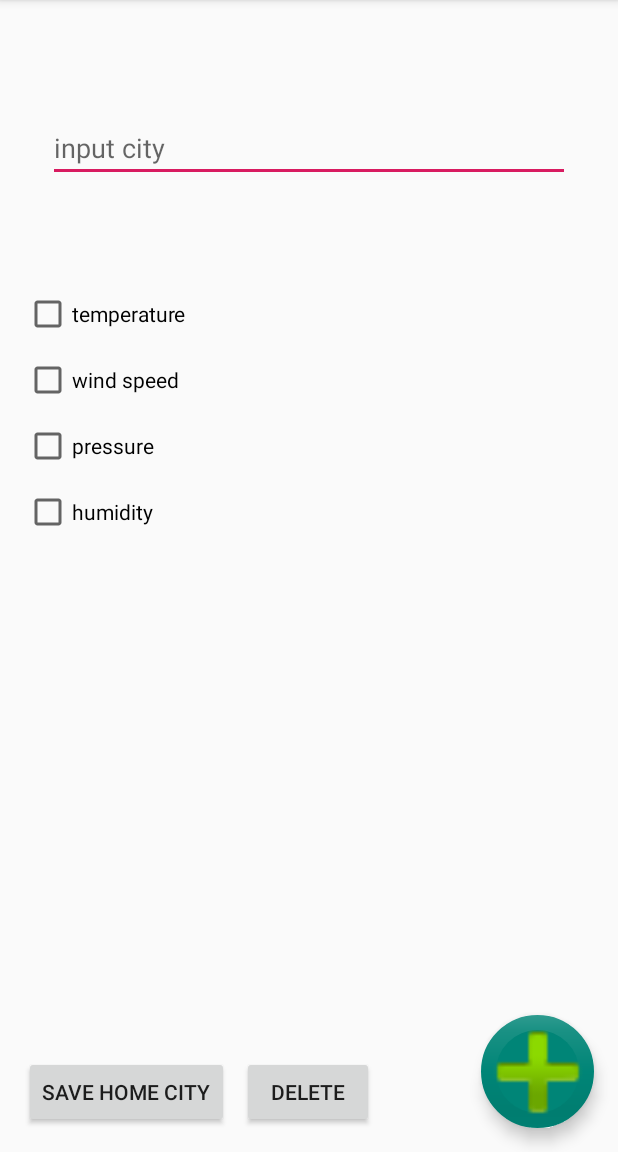
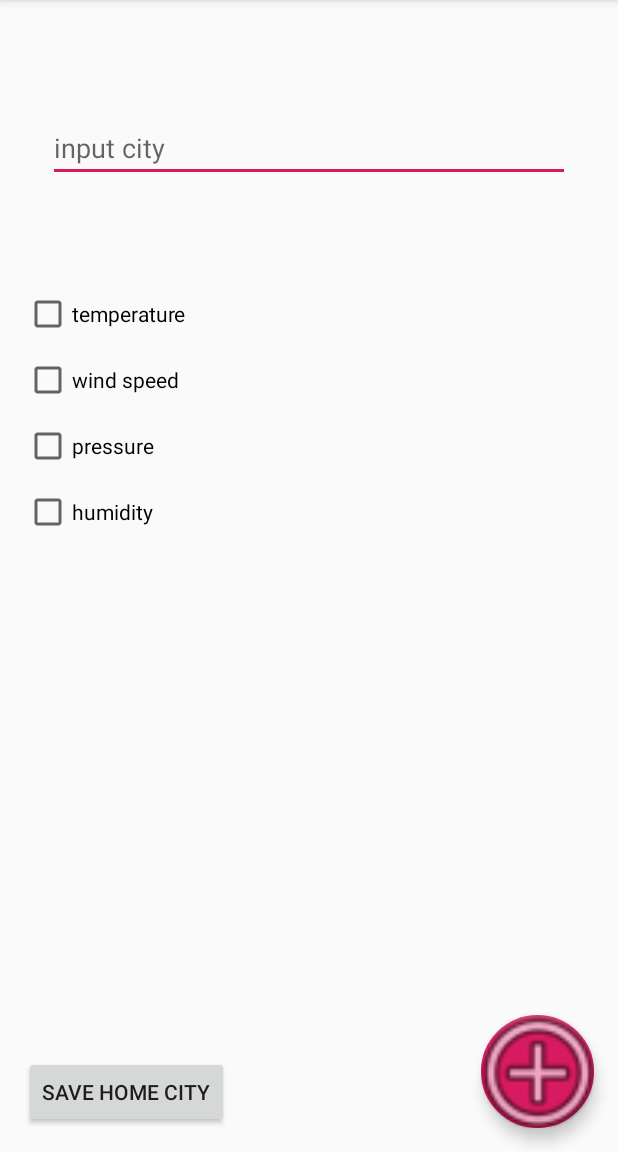
Before and after one commit to ivanbeshka/weatherApp, an Android app: the screen it shows after launch (MainActivity), on a phone screen of 412 x 824 dp, the part 84-1236 px from its top. Run offline under Robolectric (Android 15) with nearby library versions, the phone set to English and light mode, and no system bars.

Commit message:
Мелкие доработки

```diff
--- a/app/src/main/AndroidManifest.xml
+++ b/app/src/main/AndroidManifest.xml
@@ -2,6 +2,7 @@
 <manifest xmlns:android="http://schemas.android.com/apk/res/android"
     package="com.example.weatherApp">
 
+    <uses-permission android:name="android.permission.ACCESS_NETWORK_STATE" />
     <uses-permission android:name="android.permission.INTERNET"/>
 
     <application
--- a/app/src/main/java/com/example/weatherApp/MainActivity.java
+++ b/app/src/main/java/com/example/weatherApp/MainActivity.java
@@ -1,18 +1,21 @@
 package com.example.weatherApp;
 
 import android.content.BroadcastReceiver;
+
 import android.content.Context;
 import android.content.Intent;
 import android.content.IntentFilter;
+
 import android.content.SharedPreferences;
 import android.content.res.Configuration;
-import android.hardware.Sensor;
-import android.hardware.SensorEvent;
-import android.hardware.SensorEventListener;
-import android.hardware.SensorManager;
+
+import android.net.ConnectivityManager;
+import android.net.NetworkInfo;
+
 import android.support.design.widget.FloatingActionButton;
 import android.support.v7.app.AppCompatActivity;
 import android.os.Bundle;
+
 import android.view.View;
 import android.widget.Button;
 import android.widget.CheckBox;
@@ -22,11 +25,12 @@ import android.widget.TextView;
 import com.example.weatherApp.database.WeatherDBReader;
 import com.example.weatherApp.database.WeatherDBSource;
 
-import java.util.Calendar;
+import java.util.Date;
 
 import static com.example.weatherApp.ServiceReadWeatherInfo.ACTION_MYINTENTSERVICE;
 
 public class MainActivity extends AppCompatActivity {
+    //TODO реализовать список с выбором города
 
 
     private EditText editTextInputCity;
@@ -43,11 +47,6 @@ public class MainActivity extends AppCompatActivity {
 
     private FloatingActionButton floatingActionButton;
     private Button btnSaveHomeCity;
-    private Button btnDeleteHomeCity;
-
-    private static SensorManager sensorManager;
-    private static Sensor temperatureSensor;
-    private static Sensor humiditySensor;
 
     public static final String cityKey = "city";
     public static final String temperatureKey = "temperature";
@@ -57,7 +56,7 @@ public class MainActivity extends AppCompatActivity {
     public static final String saveKey = "preferences";
     public static final String saveCityKey = "savedCity";
 
-    public static MyBroadcastReceiver MyBroadcastReceiver;
+    public static MyBroadcastReceiver myBroadcastReceiver;
 
     //чтение данных
     private WeatherDBReader weatherDBReader;
@@ -72,18 +71,25 @@ public class MainActivity extends AppCompatActivity {
         initDBSource();
 
         //ИНИЦИАЛИЗАЦИЯ ВЬЮ
-        initialize();
+        initializeView();
 
         //УСТАНОВКА ОБРАБОТЧИКОВ НАЖАТИЯ НА КНОПКИ
         initButtonsListeners();
 
-        MyBroadcastReceiver = new MyBroadcastReceiver();
+        myBroadcastReceiver = new MyBroadcastReceiver();
 
         // регистрируем BroadcastReceiver
         IntentFilter intentFilter = new IntentFilter(ACTION_MYINTENTSERVICE);
         intentFilter.addCategory(Intent.CATEGORY_DEFAULT);
-        registerReceiver(MyBroadcastReceiver, intentFilter);
+        registerReceiver(myBroadcastReceiver, intentFilter);
 
+    }
+
+    @Override
+    protected void onDestroy() {
+
+        unregisterReceiver(myBroadcastReceiver);
+        super.onDestroy();
     }
 
     private void initDBSource() {
@@ -95,52 +101,6 @@ public class MainActivity extends AppCompatActivity {
     private void dataUpdated() {
         weatherDBReader.refresh();
     }
-
-
-    @Override
-    protected void onPause() {
-        super.onPause();
-
-        //ОТКЛЮЧЕНИЕ СЕНСОРОВ
-        sensorManager.unregisterListener(listenerTemperature, temperatureSensor);
-        sensorManager.unregisterListener(listenerHumidity, humiditySensor);
-    }
-
-    @Override
-    protected void onResume() {
-        super.onResume();
-
-//        //СЕНСОРЫ
-//        if (temperatureSensor != null) {
-//            sensorManager.registerListener(listenerTemperature, temperatureSensor, SensorManager.SENSOR_DELAY_NORMAL);
-//        }
-//        if (humiditySensor != null) {
-//            sensorManager.registerListener(listenerHumidity, humiditySensor, SensorManager.SENSOR_DELAY_NORMAL);
-//        }
-    }
-
-    private final SensorEventListener listenerTemperature = new SensorEventListener() {
-        @Override
-        public void onSensorChanged(SensorEvent event) {
-            textViewTemperature.setText(R.string.temperature + ": " + event.values[0]);
-        }
-
-        @Override
-        public void onAccuracyChanged(Sensor sensor, int accuracy) {
-        }
-    };
-
-    private final SensorEventListener listenerHumidity = new SensorEventListener() {
-        @Override
-        public void onSensorChanged(SensorEvent event) {
-            textViewHumidity.setText(R.string.humidity + ": " + event.values[0]);
-        }
-
-        @Override
-        public void onAccuracyChanged(Sensor sensor, int accuracy) {
-
-        }
-    };
 
 
     //УСТАНОВКА ОБРАБОТЧИКОВ НАЖАТИЯ НА КНОПКИ
@@ -162,6 +122,7 @@ public class MainActivity extends AppCompatActivity {
 
 
         floatingActionButton.setOnClickListener(new View.OnClickListener() {
+
             @Override
             public void onClick(View v) {
 
@@ -193,12 +154,12 @@ public class MainActivity extends AppCompatActivity {
                         textViewCity.setText(city);
                     }
 
-                    startService(intentService.putExtra(cityKey, city));
+                    if (isOnline(MainActivity.this)) {
+                        startService(intentService.putExtra(cityKey, city));
+                    }
+
 
                     textViewCity.setVisibility(View.VISIBLE);
-
-
-
 
                     if (temperature) {
                         textViewTemperature.setVisibility(View.VISIBLE);
@@ -220,6 +181,45 @@ public class MainActivity extends AppCompatActivity {
         });
     }
 
+
+    //ПОЛУЧЕНИЕ ЗНАЧЕНИЙ ОТ СЕРВИСА
+    private class MyBroadcastReceiver extends BroadcastReceiver {
+        @Override
+        public void onReceive(Context context, Intent intent) {
+            if (getResources().getConfiguration().orientation == Configuration.ORIENTATION_LANDSCAPE) {
+                String temp = intent.getStringExtra(temperatureKey);
+                String humid = intent.getStringExtra(humidityKey);
+                String wind = intent.getStringExtra(windKey);
+                String press = intent.getStringExtra(pressureKey);
+
+                String date = String.valueOf(new Date());
+
+                long time = new Date().getTime();
+
+                //добавление погоды в базу данных
+                weatherDBSource.addWeather(String.valueOf(textViewCity.getText()), Float.parseFloat(temp),
+                        Float.parseFloat(wind), Integer.parseInt(press), Integer.parseInt(humid), date, time);
+                dataUpdated();
+
+                textViewTemperature.setText(temperatureKey + " " + temp);
+                textViewHumidity.setText(humidityKey + " " + humid);
+                textViewPressure.setText(pressureKey + " " + press);
+                textViewWind.setText(windKey + " " + wind);
+
+            }
+        }
+    }
+
+    public static boolean isOnline(Context context) {
+        ConnectivityManager cm =
+                (ConnectivityManager) context.getSystemService(Context.CONNECTIVITY_SERVICE);
+        NetworkInfo netInfo = cm.getActiveNetworkInfo();
+        if (netInfo != null && netInfo.isConnectedOrConnecting()) {
+            return true;
+        }
+        return false;
+    }
+
     //СОХРАНЯЕМ НАСТРОЙКИ(ГОРОД)
     private void savePref(SharedPreferences sharedPref) {
 
@@ -237,7 +237,7 @@ public class MainActivity extends AppCompatActivity {
     }
 
     //ИНИЦИАЛИЗАЦИЯ ВЬЮ
-    private void initialize() {
+    private void initializeView() {
         editTextInputCity = findViewById(R.id.et_input_city);
         checkBoxTemperature = findViewById(R.id.cb_temperature);
         checkBoxWindSpeed = findViewById(R.id.cb_wind_speed);
@@ -246,7 +246,6 @@ public class MainActivity extends AppCompatActivity {
 
         floatingActionButton = findViewById(R.id.floatingActionButton);
         btnSaveHomeCity = findViewById(R.id.btn_save_home_city);
-        btnDeleteHomeCity = findViewById(R.id.btn_delete_home_city);
 
         textViewCity = findViewById(R.id.tv_city);
         textViewTemperature = findViewById(R.id.tv_temperature);
@@ -254,32 +253,5 @@ public class MainActivity extends AppCompatActivity {
         textViewPressure = findViewById(R.id.tv_pressure);
         textViewHumidity = findViewById(R.id.tv_humidity);
 
-        sensorManager = (SensorManager) getSystemService(SENSOR_SERVICE);
-        temperatureSensor = sensorManager.getDefaultSensor(Sensor.TYPE_AMBIENT_TEMPERATURE);
-        humiditySensor = sensorManager.getDefaultSensor(Sensor.TYPE_RELATIVE_HUMIDITY);
-    }
-
-    private class MyBroadcastReceiver extends BroadcastReceiver {
-        @Override
-        public void onReceive(Context context, Intent intent) {
-            if (getResources().getConfiguration().orientation == Configuration.ORIENTATION_LANDSCAPE) {
-                String temp = intent.getStringExtra(temperatureKey);
-                String humid = intent.getStringExtra(humidityKey);
-                String wind = intent.getStringExtra(windKey);
-                String press = intent.getStringExtra(pressureKey);
-                String time = Calendar.getInstance().getTime().toString();
-
-                //добавление погоды в базу данных
-                weatherDBSource.addWeather(String.valueOf(textViewCity.getText()), Float.parseFloat(temp),
-                        Float.parseFloat(wind), Integer.parseInt(press), Integer.parseInt(humid), time);
-                dataUpdated();
-
-                textViewTemperature.setText(temperatureKey + " " + temp);
-                textViewHumidity.setText(humidityKey + " " + humid);
-                textViewPressure.setText(pressureKey + " " + press);
-                textViewWind.setText(windKey + " " + wind);
-
-            }
-        }
     }
 }
--- a/app/src/main/java/com/example/weatherApp/ServiceReadWeatherInfo.java
+++ b/app/src/main/java/com/example/weatherApp/ServiceReadWeatherInfo.java
@@ -70,8 +70,8 @@ public class ServiceReadWeatherInfo extends IntentService {
                     public void onResponse(@NonNull Call<WeatherRequest> call,
                                            @NonNull Response<WeatherRequest> response) {
                         if (response.body() != null) {
-                            temp = Float.toString(response.body().getMain().getTemp());
-                            press = Integer.toString(response.body().getMain().getPressure());
+                            temp = Float.toString((float) (response.body().getMain().getTemp() - 273.15));
+                            press = Integer.toString((int) (response.body().getMain().getPressure() * 0.750062));
                             humid = Integer.toString(response.body().getMain().getHumidity());
                             wind = Float.toString(response.body().getWind().getSpeed());
 
--- a/app/src/main/java/com/example/weatherApp/database/DatabaseHelper.java
+++ b/app/src/main/java/com/example/weatherApp/database/DatabaseHelper.java
@@ -18,6 +18,7 @@ public class DatabaseHelper extends SQLiteOpenHelper {
     public static final String COLUMN_WIND = "wind";
     public static final String COLUMN_PRESSURE = "pressure";
     public static final String COLUMN_HUMIDITY = "humidity";
+    public static final String COLUMN_DATE = "date";
     public static final String COLUMN_TIME = "time";
 
     public DatabaseHelper(Context context) {
@@ -36,7 +37,8 @@ public class DatabaseHelper extends SQLiteOpenHelper {
                 COLUMN_WIND + " REAL," +
                 COLUMN_PRESSURE + " INTEGER," +
                 COLUMN_HUMIDITY + " INTEGER," +
-                COLUMN_TIME + " TEXT" + ");");
+                COLUMN_DATE + " TEXT," +
+                COLUMN_TIME + " REAL" + ");");
     }
 
 
--- a/app/src/main/java/com/example/weatherApp/database/WeatherDBReader.java
+++ b/app/src/main/java/com/example/weatherApp/database/WeatherDBReader.java
@@ -12,9 +12,15 @@ public class WeatherDBReader implements Closeable {
     // но сами данные считываются только по необходимости
     private final SQLiteDatabase database;
 
-    private final String[] notesAllColumn = {
+    private final String[] weatherAllColumn = {
             DatabaseHelper.COLUMN_ID,
-
+            DatabaseHelper.COLUMN_CITY,
+            DatabaseHelper.COLUMN_TEMPERATURE,
+            DatabaseHelper.COLUMN_WIND,
+            DatabaseHelper.COLUMN_PRESSURE,
+            DatabaseHelper.COLUMN_HUMIDITY,
+            DatabaseHelper.COLUMN_DATE,
+            DatabaseHelper.COLUMN_TIME
     };
 
     public WeatherDBReader(SQLiteDatabase database) {
@@ -41,11 +47,11 @@ public class WeatherDBReader implements Closeable {
     // создание запроса
     private void query() {
         cursor = database.query(DatabaseHelper.TABLE_WEATHER,
-                notesAllColumn, null, null,
+                weatherAllColumn, null, null,
                 null, null, null);
     }
 
-    // прочитать данные по определенной позиции
+    // прочитать данные по определенному ID
     public WeatherDBStructure getPosition(int position) {
         cursor.moveToPosition(position);
         return cursorToWeather();
@@ -66,7 +72,8 @@ public class WeatherDBReader implements Closeable {
         weatherDBStructure.setWind(cursor.getFloat(3));
         weatherDBStructure.setPressure(cursor.getInt(4));
         weatherDBStructure.setHumidity(cursor.getInt(5));
-        weatherDBStructure.setTime(cursor.getString(6));
+        weatherDBStructure.setDate(cursor.getString(6));
+        weatherDBStructure.setTime(cursor.getLong(7));
 
         return weatherDBStructure;
     }
--- a/app/src/main/res/layout-land/activity_main.xml
+++ b/app/src/main/res/layout-land/activity_main.xml
@@ -11,10 +11,10 @@
         android:layout_width="wrap_content"
         android:layout_height="wrap_content"
         android:layout_marginStart="16dp"
-        android:layout_marginTop="108dp"
+        android:layout_marginTop="16dp"
         android:text="@string/temperature"
         app:layout_constraintStart_toStartOf="parent"
-        app:layout_constraintTop_toTopOf="parent" />
+        app:layout_constraintTop_toBottomOf="@+id/et_input_city" />
 
     <CheckBox
         android:id="@+id/cb_wind_speed"
@@ -42,8 +42,9 @@
         android:layout_height="wrap_content"
         android:layout_marginStart="16dp"
         android:layout_marginTop="12dp"
+        android:layout_marginBottom="8dp"
         android:text="@string/humidity"
-        app:layout_constraintBottom_toBottomOf="parent"
+        app:layout_constraintBottom_toTopOf="@+id/btn_save_home_city"
         app:layout_constraintStart_toStartOf="parent"
         app:layout_constraintTop_toBottomOf="@+id/cb_pressure"
         app:layout_constraintVertical_bias="0.0" />
@@ -58,7 +59,7 @@
         android:ems="10"
         android:hint="@string/input_city"
         android:inputType="text"
-        app:layout_constraintBottom_toTopOf="@+id/cb_temperature"
+        app:layout_constraintBottom_toBottomOf="parent"
         app:layout_constraintEnd_toEndOf="parent"
         app:layout_constraintHorizontal_bias="0.0"
         app:layout_constraintStart_toStartOf="parent"
@@ -72,7 +73,7 @@
         android:layout_marginEnd="16dp"
         android:layout_marginBottom="16dp"
         android:clickable="true"
-        app:backgroundTint="@color/colorPrimary"
+        app:backgroundTint="@color/colorAccent"
         app:borderWidth="10dp"
         app:fabCustomSize="75dp"
         app:fabSize="auto"
@@ -81,13 +82,13 @@
         app:layout_constraintEnd_toEndOf="parent"
         app:maxImageSize="100dp"
         app:pressedTranslationZ="10dp"
-        app:srcCompat="@android:drawable/ic_input_add"
+        app:srcCompat="@android:drawable/ic_menu_add"
         app:useCompatPadding="false" />
 
     <include
         layout="@layout/activity_main2"
-        android:layout_width="369dp"
-        android:layout_height="410dp"
+        android:layout_width="358dp"
+        android:layout_height="361dp"
         app:layout_constraintBottom_toBottomOf="parent"
         app:layout_constraintEnd_toEndOf="parent"
         app:layout_constraintTop_toTopOf="parent"
@@ -97,26 +98,15 @@
         android:id="@+id/btn_save_home_city"
         android:layout_width="wrap_content"
         android:layout_height="wrap_content"
+        android:layout_marginStart="16dp"
         android:layout_marginBottom="16dp"
         android:text="@string/save_home_city"
         android:visibility="visible"
         app:layout_constraintBottom_toBottomOf="parent"
-        app:layout_constraintEnd_toStartOf="@+id/floatingActionButton"
-        app:layout_constraintHorizontal_bias="0.031"
+        app:layout_constraintEnd_toEndOf="parent"
+        app:layout_constraintHorizontal_bias="0.0"
         app:layout_constraintStart_toStartOf="parent"
         app:layout_constraintTop_toBottomOf="@+id/cb_pressure"
         app:layout_constraintVertical_bias="1.0" />
 
-    <Button
-        android:id="@+id/btn_delete_home_city"
-        android:layout_width="wrap_content"
-        android:layout_height="wrap_content"
-        android:layout_marginStart="8dp"
-        android:layout_marginBottom="16dp"
-        android:text="@string/delete_home_city"
-        app:layout_constraintBottom_toBottomOf="parent"
-        app:layout_constraintEnd_toStartOf="@+id/floatingActionButton"
-        app:layout_constraintHorizontal_bias="0.091"
-        app:layout_constraintStart_toEndOf="@+id/btn_save_home_city" />
-
 </android.support.constraint.ConstraintLayout>
--- a/app/src/main/res/layout/activity_main.xml
+++ b/app/src/main/res/layout/activity_main.xml
@@ -67,7 +67,7 @@
         android:layout_marginEnd="16dp"
         android:layout_marginBottom="16dp"
         android:clickable="true"
-        app:backgroundTint="@color/colorPrimary"
+        app:backgroundTint="@color/colorAccent"
         app:borderWidth="10dp"
         app:fabCustomSize="75dp"
         app:fabSize="auto"
@@ -76,7 +76,7 @@
         app:layout_constraintEnd_toEndOf="parent"
         app:maxImageSize="100dp"
         app:pressedTranslationZ="10dp"
-        app:srcCompat="@android:drawable/ic_input_add"
+        app:srcCompat="@android:drawable/ic_menu_add"
         app:useCompatPadding="false" />
 
     <Button
@@ -93,16 +93,5 @@
         app:layout_constraintTop_toBottomOf="@+id/cb_humidity"
         app:layout_constraintVertical_bias="1.0" />
 
-    <Button
-        android:id="@+id/btn_delete_home_city"
-        android:layout_width="wrap_content"
-        android:layout_height="wrap_content"
-        android:layout_marginStart="8dp"
-        android:layout_marginBottom="16dp"
-        android:text="@string/delete_home_city"
-        app:layout_constraintBottom_toBottomOf="parent"
-        app:layout_constraintEnd_toStartOf="@+id/floatingActionButton"
-        app:layout_constraintHorizontal_bias="0.013"
-        app:layout_constraintStart_toEndOf="@+id/btn_save_home_city" />
 
 </android.support.constraint.ConstraintLayout>
```
Also changed, not shown: app/src/main/java/com/example/weatherApp/Main2Activity.java (+41 -12 lines), app/src/main/java/com/example/weatherApp/database/WeatherDBSource.java (+5 -3 lines), app/src/main/java/com/example/weatherApp/database/WeatherDBStructure.java (+12 -3 lines).
